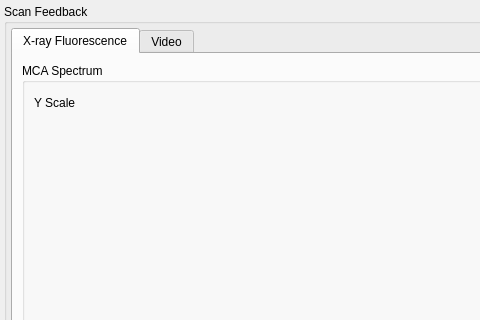
praxes/praxes, file spectromicroscopy/smpgui/ui_scanfeedback.ui: the form before one commit; both pictures show x 0 to 480 and y 0 to 320 of the 1047 by 688 pixel window.
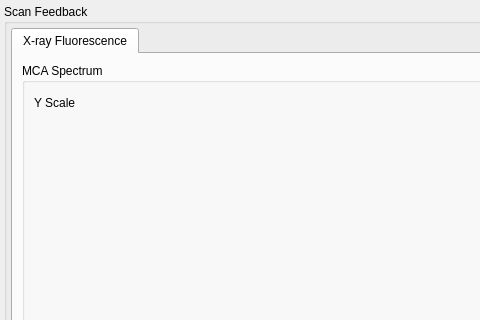
The form after the commit.

Patch:
```diff
--- a/spectromicroscopy/smpgui/ui_scanfeedback.ui
+++ b/spectromicroscopy/smpgui/ui_scanfeedback.ui
@@ -238,11 +238,6 @@
           </item>
          </layout>
         </widget>
-        <widget class="QWidget" name="videoTab" >
-         <attribute name="title" >
-          <string>Video</string>
-         </attribute>
-        </widget>
        </widget>
       </item>
      </layout>
```
